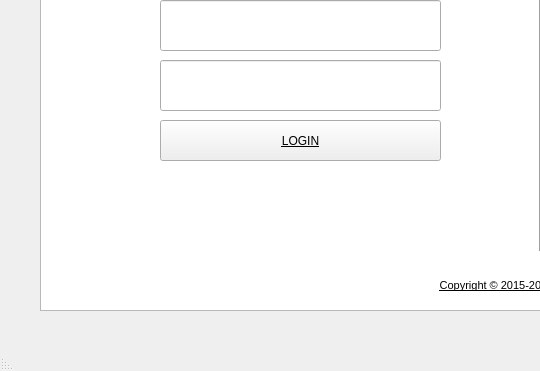
Before: the Qt Designer form Screens/UserAuthentication.ui in basil-ali-khan/Inventory-Management-System, drawn with Qt 5; both pictures show x 0 to 540 and y 160 to 531 of the 1099 by 531 pixel window.
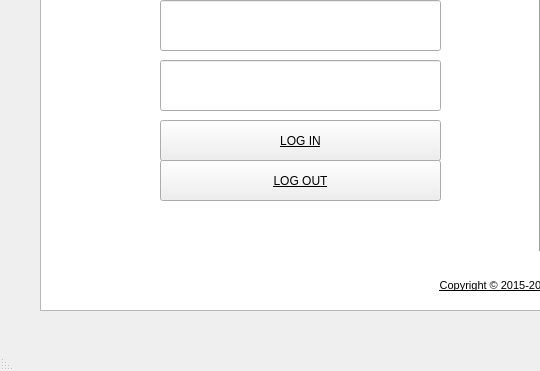
After: the same form once the commit is applied.

Commit message: Added logout button

The edit to the form file:
```diff
--- a/Screens/UserAuthentication.ui
+++ b/Screens/UserAuthentication.ui
@@ -204,7 +204,7 @@
      </font>
     </property>
     <property name="text">
-     <string>LOGIN</string>
+     <string>LOG IN</string>
     </property>
    </widget>
    <widget class="QPushButton" name="customerButton">
@@ -342,6 +342,25 @@
      <enum>Qt::Vertical</enum>
     </property>
    </widget>
+   <widget class="QPushButton" name="logoutButton">
+    <property name="geometry">
+     <rect>
+      <x>160</x>
+      <y>320</y>
+      <width>281</width>
+      <height>41</height>
+     </rect>
+    </property>
+    <property name="font">
+     <font>
+      <pointsize>9</pointsize>
+      <underline>true</underline>
+     </font>
+    </property>
+    <property name="text">
+     <string>LOG OUT</string>
+    </property>
+   </widget>
    <zorder>graphicsView</zorder>
    <zorder>label</zorder>
    <zorder>label_5</zorder>
@@ -359,6 +378,7 @@
    <zorder>line_4</zorder>
    <zorder>vendorsButton</zorder>
    <zorder>line_3</zorder>
+   <zorder>logoutButton</zorder>
   </widget>
   <widget class="QMenuBar" name="menubar">
    <property name="geometry">
@@ -366,7 +386,7 @@
      <x>0</x>
      <y>0</y>
      <width>1099</width>
-     <height>21</height>
+     <height>24</height>
     </rect>
    </property>
   </widget>
```
